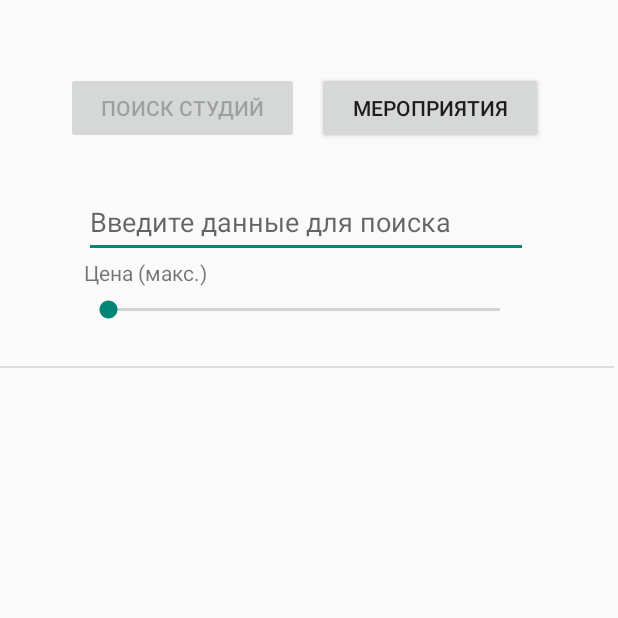
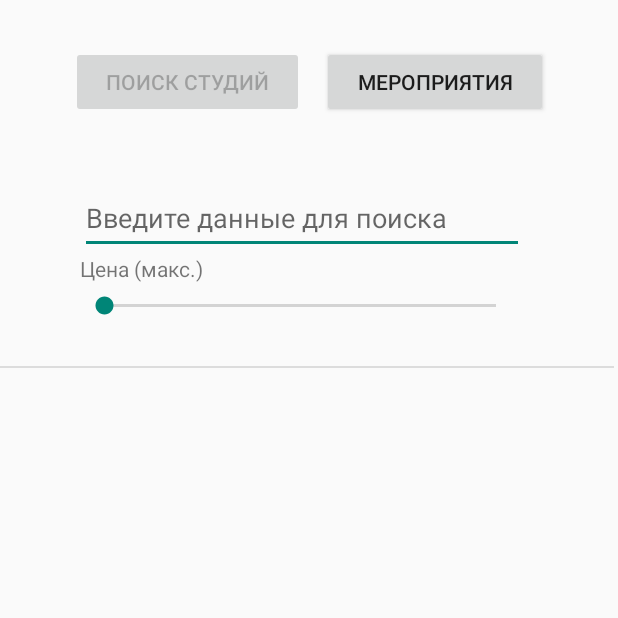
Before and after one commit to Nastya880/app_for_podss, an Android app: the FindActivity screen opened directly, with no data from a screen before it, on a phone screen of 412 x 824 dp, the top half of it. Run offline under Robolectric (Android 15) with nearby library versions, the phone set to English and light mode, and no system bars; 2 statements that could not run were skipped.

Commit message:
Добавила привязку элементов

```diff
--- a/app/src/main/res/layout/activity_add_event.xml
+++ b/app/src/main/res/layout/activity_add_event.xml
@@ -36,10 +36,11 @@
         android:id="@+id/closeButton"
         android:layout_width="wrap_content"
         android:layout_height="wrap_content"
-        android:layout_marginStart="316dp"
         android:layout_marginTop="16dp"
         android:clickable="true"
         android:onClick="close"
+        app:layout_constraintEnd_toEndOf="parent"
+        app:layout_constraintHorizontal_bias="0.498"
         app:layout_constraintStart_toStartOf="parent"
         app:layout_constraintTop_toTopOf="parent"
         app:srcCompat="@android:drawable/ic_menu_close_clear_cancel" />
--- a/app/src/main/res/layout/activity_find.xml
+++ b/app/src/main/res/layout/activity_find.xml
@@ -10,9 +10,9 @@
         android:id="@+id/linearLayout"
         android:layout_width="318dp"
         android:layout_height="60dp"
-        android:layout_marginStart="44dp"
-        android:layout_marginTop="48dp"
         android:orientation="horizontal"
+        app:layout_constraintBottom_toTopOf="@+id/linearLayout2"
+        app:layout_constraintEnd_toEndOf="parent"
         app:layout_constraintStart_toStartOf="parent"
         app:layout_constraintTop_toTopOf="parent">
 
@@ -47,17 +47,19 @@
         android:id="@+id/list"
         android:layout_width="349dp"
         android:layout_height="401dp"
-        android:layout_marginStart="28dp"
         android:layout_marginTop="36dp"
+        app:layout_constraintBottom_toBottomOf="parent"
+        app:layout_constraintEnd_toEndOf="parent"
         app:layout_constraintStart_toStartOf="parent"
         app:layout_constraintTop_toBottomOf="@+id/divider3" />
 
     <LinearLayout
+        android:id="@+id/linearLayout2"
         android:layout_width="306dp"
         android:layout_height="110dp"
-        android:layout_marginStart="56dp"
-        android:layout_marginTop="124dp"
         android:orientation="vertical"
+        app:layout_constraintBottom_toTopOf="@+id/list"
+        app:layout_constraintEnd_toEndOf="parent"
         app:layout_constraintStart_toStartOf="parent"
         app:layout_constraintTop_toTopOf="parent">
 
--- a/app/src/main/res/layout/activity_main.xml
+++ b/app/src/main/res/layout/activity_main.xml
@@ -9,9 +9,9 @@
     <LinearLayout
         android:layout_width="211dp"
         android:layout_height="207dp"
-        android:layout_marginStart="100dp"
-        android:layout_marginTop="260dp"
         android:orientation="vertical"
+        app:layout_constraintBottom_toBottomOf="parent"
+        app:layout_constraintEnd_toEndOf="parent"
         app:layout_constraintStart_toStartOf="parent"
         app:layout_constraintTop_toTopOf="parent">
 
```
Also changed, not shown: app/src/main/res/layout/activity_login.xml (+4 -4 lines).
